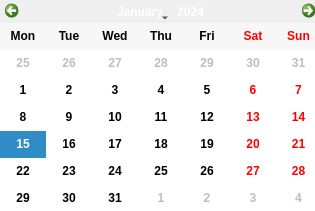
Old version of the form calendar.ui in the repository XoanCarlos/PROXECTORECUPERA.
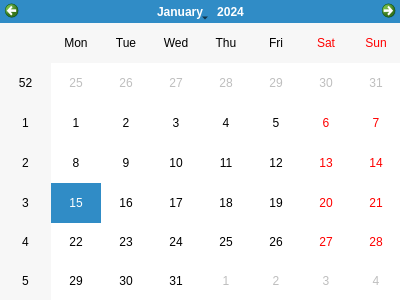
New version of the form. Icons and pictures are not drawn.

```diff
--- a/calendar.ui
+++ b/calendar.ui
@@ -9,16 +9,10 @@
    <rect>
     <x>0</x>
     <y>0</y>
-    <width>315</width>
-    <height>211</height>
+    <width>400</width>
+    <height>300</height>
    </rect>
   </property>
-  <property name="font">
-   <font>
-    <weight>75</weight>
-    <bold>true</bold>
-   </font>
-  </property>
   <property name="windowTitle">
    <string>Seleccione Fecha</string>
   </property>
@@ -31,22 +25,10 @@
     <rect>
      <x>0</x>
      <y>0</y>
-     <width>321</width>
-     <height>211</height>
+     <width>401</width>
+     <height>301</height>
     </rect>
    </property>
-   <property name="tabletTracking">
-    <bool>false</bool>
-   </property>
-   <property name="styleSheet">
-    <string notr="true">border-color: rgb(0, 0, 0);</string>
-   </property>
-   <property name="horizontalHeaderFormat">
-    <enum>QCalendarWidget::ShortDayNames</enum>
-   </property>
-   <property name="verticalHeaderFormat">
-    <enum>QCalendarWidget::NoVerticalHeader</enum>
-   </property>
   </widget>
  </widget>
  <resources/>
```
Left out of the diff: 7 changed lines with no effect on the pictures.
